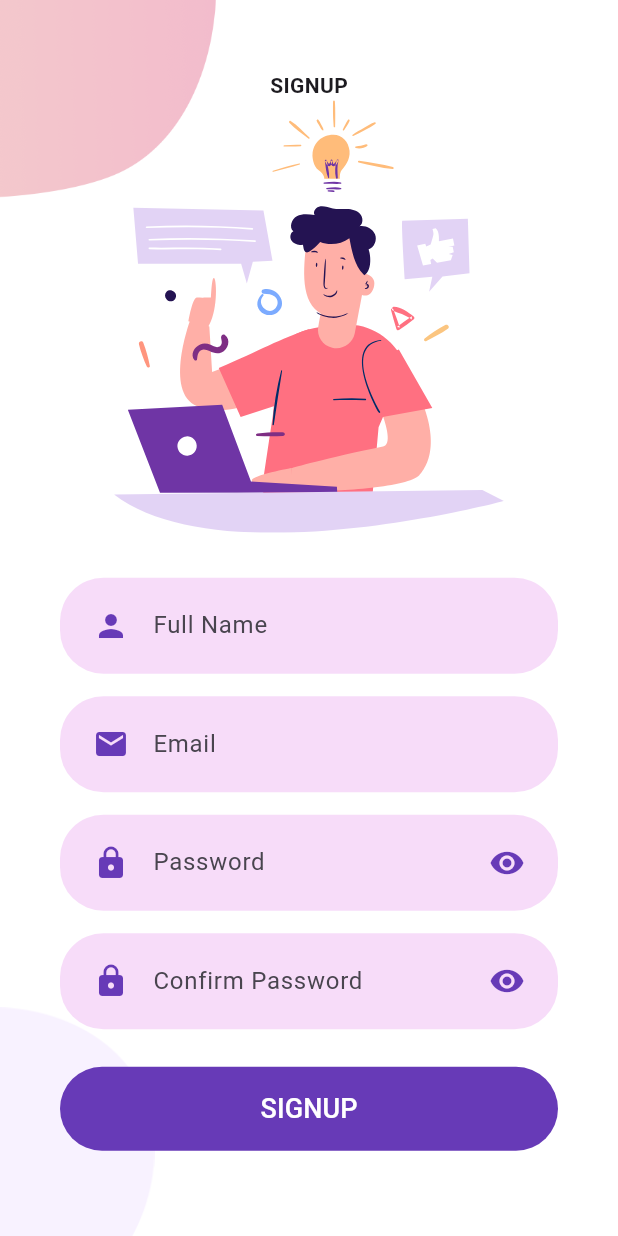
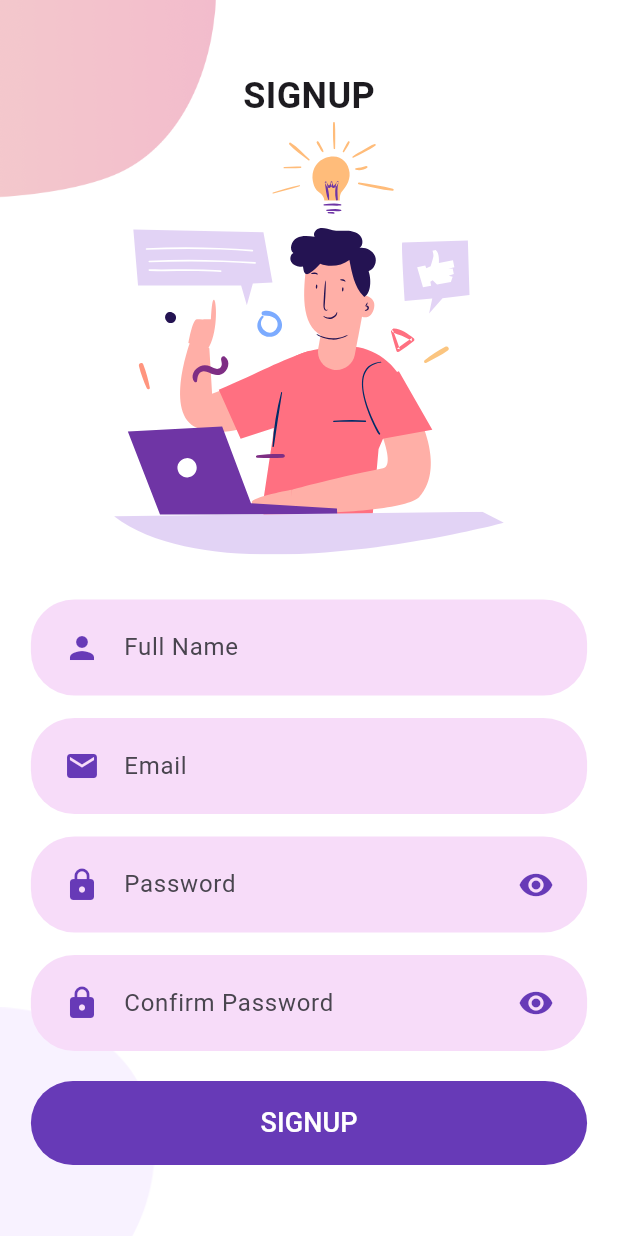
Before and after one commit to peerapattop/posmobile-flutter, a Flutter app: the SignUp screen opened directly, on a phone screen of 412 x 824 dp. Run offline on Flutter 3.47's test engine with Material 3 defaults, Android fonts, the phone set to English and light mode, and no system bars; our stand-ins replace awesome_snackbar_content, flutter_svg, iconsax.

Commit message:
minor change

```diff
--- a/lib/screens/signup_screen.dart
+++ b/lib/screens/signup_screen.dart
@@ -111,6 +111,7 @@ class _RegisterState extends State<SignUp> {
   @override
   Widget build(BuildContext context) {
     Size size = MediaQuery.of(context).size;
+
     return Scaffold(
       body: SingleChildScrollView(
         child: SizedBox(
@@ -135,7 +136,9 @@ class _RegisterState extends State<SignUp> {
                   width: size.width * 0.25,
                 ),
               ),
-              Form(
+              Padding(
+                padding: EdgeInsets.symmetric(horizontal: size.width * 0.05),
+                child: Form(
                   key: _formKey,
                   child: Column(
                     crossAxisAlignment: CrossAxisAlignment.center,
@@ -145,13 +148,16 @@ class _RegisterState extends State<SignUp> {
                         'SIGNUP',
                         style: TextStyle(
                           fontWeight: FontWeight.bold,
+                          fontSize: 24,
                         ),
                       ),
-                    SvgPicture.asset("assets/icons/signup.svg",
-                        height: size.height * 0.35),
+                      SvgPicture.asset(
+                        "assets/icons/signup.svg",
+                        height: size.height * 0.35,
+                      ),
                       const SizedBox(height: 30),
                       Padding(
-                      padding: const EdgeInsets.symmetric(horizontal: 40),
+                        padding: const EdgeInsets.symmetric(horizontal: 0),
                         child: Column(
                           crossAxisAlignment: CrossAxisAlignment.start,
                           children: [
@@ -180,7 +186,7 @@ class _RegisterState extends State<SignUp> {
                                   ),
                                 ),
                               ),
-                          const SizedBox(height: 15), // ระยะห่างระหว่างฟิลด์
+                            const SizedBox(height: 15), // Spacing between fields
                             CustomInput(
                               controller: _emailController,
                               prefixIcon: Icons.email,
@@ -205,7 +211,7 @@ class _RegisterState extends State<SignUp> {
                                   ),
                                 ),
                               ),
-                          const SizedBox(height: 15), // ระยะห่างระหว่างฟิลด์
+                            const SizedBox(height: 15), // Spacing between fields
                             CustomInput(
                               controller: _passwordController,
                               obscureText: true,
@@ -233,7 +239,7 @@ class _RegisterState extends State<SignUp> {
                                   ),
                                 ),
                               ),
-                          const SizedBox(height: 15), // ระยะห่างระหว่างฟิลด์
+                            const SizedBox(height: 15), // Spacing between fields
                             CustomInput(
                               controller: _confirmPasswordController,
                               obscureText: true,
@@ -242,7 +248,6 @@ class _RegisterState extends State<SignUp> {
                               hintText: 'Confirm Password',
                               keyboardType: TextInputType.visiblePassword,
                               onChanged: (value) {
-                              // ตรวจสอบว่า password และ confirm password ตรงกันหรือไม่
                                 if (_passwordController.text !=
                                     _confirmPasswordController.text) {
                                   setState(() {
@@ -270,19 +275,17 @@ class _RegisterState extends State<SignUp> {
                           ],
                         ),
                       ),
-                    Padding(
-                      padding: const EdgeInsets.only(
-                          right: 40, left: 40, top: 25, bottom: 10),
-                      child: CustomButton(
+                      const SizedBox(height: 20), // Spacing between fields and button
+                      CustomButton(
                         text: 'SIGNUP',
                         onPressed: () {
                           _register();
                         },
                       ),
-                    ),
                     ],
                   ),
-              )
+                ),
+              ),
             ],
           ),
         ),
```
Lines whose indentation alone changed are shown as unchanged.
